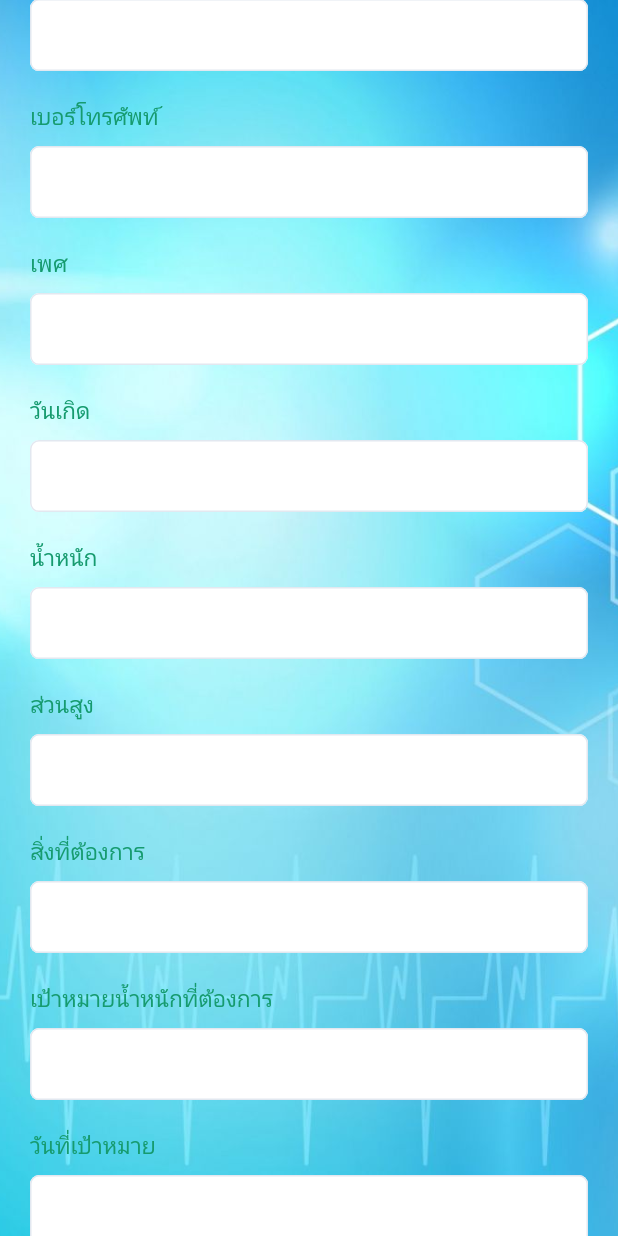
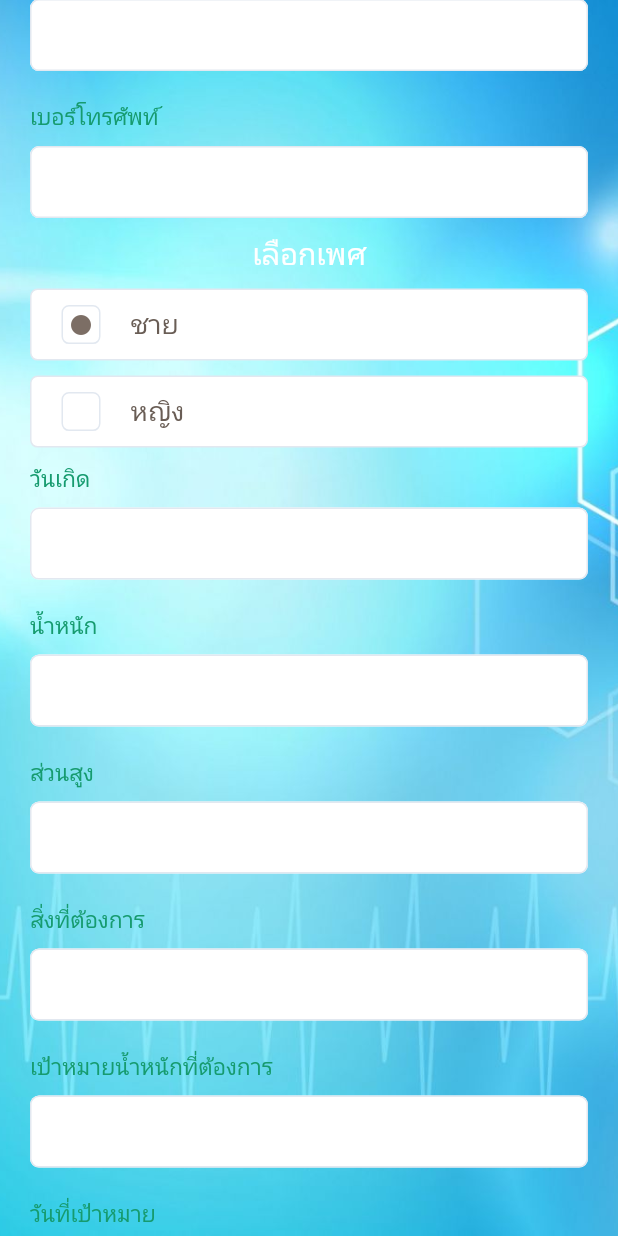
Before and after one commit to Teddymalaju123/healthmeflutter, a Flutter app: the register screen opened directly, scrolled down 576 dp, on a phone screen of 412 x 824 dp. Run offline on Flutter 3.47's test engine with Material 2 defaults, Android fonts, the phone set to English and light mode, and no system bars; our stand-ins replace babstrap_settings_screen, dio, persistent_bottom_nav_bar; Roboto replaces fonts that are missing (donut, rsubold).

Commit message:
customradio

```diff
--- a/lib/main.dart
+++ b/lib/main.dart
@@ -14,6 +14,7 @@ class MyApp extends StatelessWidget {
     return MaterialApp(
         title: 'Flutter Demo',
         theme: ThemeData(
+          fontFamily: 'rsubold',
           // This is the theme of your application.
           //
           // Try running your application with "flutter run". You'll see the
--- a/lib/src/features/authentication/model/register.dart
+++ b/lib/src/features/authentication/model/register.dart
@@ -5,6 +5,7 @@ import 'package:flutter/src/widgets/framework.dart';
 import 'package:flutter/src/widgets/placeholder.dart';
 import 'package:flutterapphealthme/src/features/authentication/model/user_info.dart';
 
+import '../../../widget/CustomRadio.dart';
 import '../../routing/navigator.dart';
 
 class register extends StatefulWidget {
@@ -31,6 +32,8 @@ class _registerState extends State<register> {
   TextEditingController dateoftarget = new TextEditingController();
   TextEditingController wayoptiion = new TextEditingController();
   TextEditingController typeuser = new TextEditingController();
+  int sex = 0;
+  int userType = 0;
   final dio = Dio();
   List<UserInfo> userData = [];
 
@@ -46,7 +49,7 @@ class _registerState extends State<register> {
       "firstname": firstname.text,
       "lastname": lastname.text,
       "phonenumber": phonenumber.text,
-      "gender": gender.text,
+      "gender": sex == 0 ? "ชาย" : "หญิง",
       "dateofbirth": dateofbirth.text,
       "weight": weight.text,
       "height": height.text,
@@ -54,22 +57,17 @@ class _registerState extends State<register> {
       "targetweight": targetweight.text,
       "dateoftarget": dateoftarget.text,
       "wayoption": wayoptiion.text,
-      "typeuser": typeuser.text
+      "typeuser": userType == 0 ? "1" : "2",
+      "usertype": userType == 0 ? "USER" : "TRAINER"
     });
     if (response.statusCode == 200) {
-      List<UserInfo> data = [];
-      var forEach = response.data.forEach((element) {
-        data.add(UserInfo.fromJson(element));
-      });
-      setState(() {
-        userData = data;
-      });
+      goToMain();
     }
-    if (userData != null && userData.isNotEmpty) {
-      goToMain();
-    } else {
-      noti(context);
-    }
+    // if (userData != null && userData.isNotEmpty) {
+    //   goToMain();
+    // } else {
+    //   noti(context);
+    // }
 
     print(response);
   }
@@ -344,41 +342,41 @@ class _registerState extends State<register> {
     );
   }
 
-  Widget _entryFieldGender(String title) {
-    return Container(
-      margin: EdgeInsets.symmetric(vertical: 10),
-      child: Column(
-        crossAxisAlignment: CrossAxisAlignment.start,
-        children: <Widget>[
-          Text(
-            title,
-            style: TextStyle(
-                fontFamily: 'rsubold',
-                fontSize: 15,
-                color: Color.fromARGB(255, 22, 155, 111)),
-          ),
-          SizedBox(
-            height: 10,
-          ),
-          TextField(
-              controller: gender,
-              decoration: InputDecoration(
-                  contentPadding: EdgeInsets.only(left: 10),
-                  border: InputBorder.none,
-                  fillColor: Colors.white,
-                  focusedBorder: OutlineInputBorder(
-                    borderSide: const BorderSide(color: Color(0xff6E8786)),
-                    borderRadius: BorderRadius.all(Radius.circular(6)),
-                  ),
-                  enabledBorder: OutlineInputBorder(
-                    borderSide: BorderSide(color: Color(0xffE2E8F0)),
-                    borderRadius: BorderRadius.all(Radius.circular(6)),
-                  ),
-                  filled: true))
-        ],
-      ),
-    );
-  }
+  // Widget _entryFieldGender(String title) {
+  //   return Container(
+  //     margin: EdgeInsets.symmetric(vertical: 10),
+  //     child: Column(
+  //       crossAxisAlignment: CrossAxisAlignment.start,
+  //       children: <Widget>[
+  //         Text(
+  //           title,
+  //           style: TextStyle(
+  //               fontFamily: 'rsubold',
+  //               fontSize: 15,
+  //               color: Color.fromARGB(255, 22, 155, 111)),
+  //         ),
+  //         SizedBox(
+  //           height: 10,
+  //         ),
+  //         TextField(
+  //             controller: gender,
+  //             decoration: InputDecoration(
+  //                 contentPadding: EdgeInsets.only(left: 10),
+  //                 border: InputBorder.none,
+  //                 fillColor: Colors.white,
+  //                 focusedBorder: OutlineInputBorder(
+  //                   borderSide: const BorderSide(color: Color(0xff6E8786)),
+  //                   borderRadius: BorderRadius.all(Radius.circular(6)),
+  //                 ),
+  //                 enabledBorder: OutlineInputBorder(
+  //                   borderSide: BorderSide(color: Color(0xffE2E8F0)),
+  //                   borderRadius: BorderRadius.all(Radius.circular(6)),
+  //                 ),
+  //                 filled: true))
+  //       ],
+  //     ),
+  //   );
+  // }
 
   Widget _entryFieldDateofbirth(String title) {
     return Container(
@@ -725,7 +723,39 @@ class _registerState extends State<register> {
         _entryFieldFirstname("ชื่อจริง"),
         _entryFieldLastname("นามสกุล"),
         _entryFieldPhonenumber("เบอร์โทรศัพท์"),
-        _entryFieldGender("เพศ"),
+        Padding(
+          padding: const EdgeInsets.only(bottom: 10),
+          child: Text(
+            "เลือกเพศ",
+            style: TextStyle(
+                fontFamily: 'donut',
+                fontSize: 20,
+                color: Color.fromARGB(255, 255, 255, 255)),
+          ),
+        ),
+        CustomRadio(
+          name: 'ชาย',
+          value: 0,
+          groupValue: sex,
+          onChanged: (value, name) {
+            setState(() {
+              sex = value;
+            });
+          },
+        ),
+        SizedBox(
+          height: 10,
+        ),
+        CustomRadio(
+          name: 'หญิง',
+          value: 1,
+          groupValue: sex,
+          onChanged: (value, name) {
+            setState(() {
+              sex = value;
+            });
+          },
+        ),
         _entryFieldDateofbirth("วันเกิด"),
         _entryFieldWeight("น้ำหนัก"),
         _entryFieldHeight("ส่วนสูง"),
@@ -733,7 +763,39 @@ class _registerState extends State<register> {
         _entryFieldTargetwieght("เป้าหมายน้ำหนักที่ต้องการ"),
         _entryFieldDateoftarget("วันที่เป้าหมาย"),
         _entryFieldWayoption("วิธีการที่ต้องการ"),
-        _entryFieldTypeUser("ประเภทที่ต้องการสมัคร")
+        Padding(
+          padding: const EdgeInsets.only(bottom: 10),
+          child: Text(
+            "ประเภทผู้เข้าใช้งาน",
+            style: TextStyle(
+                fontFamily: 'donut',
+                fontSize: 20,
+                color: Color.fromARGB(255, 255, 255, 255)),
+          ),
+        ),
+        CustomRadio(
+          name: 'ผู้ใช้',
+          value: 0,
+          groupValue: userType,
+          onChanged: (value, name) {
+            setState(() {
+              userType = value;
+            });
+          },
+        ),
+        SizedBox(
+          height: 10,
+        ),
+        CustomRadio(
+          name: 'เทรนเนอร์',
+          value: 1,
+          groupValue: userType,
+          onChanged: (value, name) {
+            setState(() {
+              userType = value;
+            });
+          },
+        ),
       ],
     );
   }
--- a/lib/src/features/routing/navigator.dart
+++ b/lib/src/features/routing/navigator.dart
@@ -1,6 +1,7 @@
 import 'package:flutter/cupertino.dart';
 import 'package:flutter/material.dart';
 import 'package:flutterapphealthme/src/features/authentication/model/register.dart';
+import 'package:flutterapphealthme/src/features/setting/setting.dart';
 import 'package:persistent_bottom_nav_bar/persistent_tab_view.dart';
 import '../main/home.dart';
 
@@ -63,7 +64,7 @@ class _NavigationMenuBarState extends State<NavigationMenuBar> {
 
   List<Widget> _buildScreens() {
     return [
-      Home(), register(), Home(), Home()
+      Home(), register(), Home(), Setting()
       // MainList(),
       // Test()
     ];
--- /dev/null
+++ b/lib/src/widget/CustomRadio.dart
@@ -0,0 +1,90 @@
+import 'package:flutter/material.dart';
+
+class CustomRadio extends StatefulWidget {
+  final int value;
+  final String? type;
+  final String name;
+  final int groupValue;
+  final Function(int, String) onChanged;
+  late final bool validate;
+  CustomRadio(
+      {Key? key,
+      this.type = 'radio',
+      required this.value,
+      required this.groupValue,
+      required this.name,
+      required this.onChanged,
+      this.validate = false})
+      : super(key: key);
+
+  @override
+  _CustomRadioState createState() => _CustomRadioState();
+}
+
+class _CustomRadioState extends State<CustomRadio> {
+  @override
+  Widget build(BuildContext context) {
+    bool selected = (widget.value == widget.groupValue);
+    double c_width = MediaQuery.of(context).size.width * 0.6;
+    return InkWell(
+      onTap: () {
+        // widget.validate = true;
+        widget.onChanged(widget.value, widget.name);
+      },
+      child: Container(
+        decoration: BoxDecoration(
+            border: Border.all(
+                width: 1,
+                color:
+                    widget.validate == false ? Color(0xffE2E8F0) : Colors.red),
+            borderRadius: const BorderRadius.all(
+              Radius.circular(5.0),
+            ),
+            color: Colors.white),
+        child: Padding(
+          padding: EdgeInsets.fromLTRB(16, 6, 8, 6),
+          child: Row(
+            children: [
+              Container(
+                  margin: EdgeInsets.all(4),
+                  padding: EdgeInsets.all(4),
+                  decoration: BoxDecoration(
+                    border: Border.all(
+                        width: 1,
+                        color: widget.validate == false
+                            ? Color(0xffE2E8F0)
+                            : Colors.red),
+                    borderRadius: const BorderRadius.all(
+                      Radius.circular(5.0),
+                    ),
+                  ),
+                  child: Icon(
+                    selected
+                        ? (widget.type == 'radio'
+                            ? Icons.circle
+                            : Icons.check_box)
+                        : null,
+                    size: widget.type == 'radio' ? 16 : 18,
+                    color: selected ? Color(0xff7C6E65) : Colors.grey[200],
+                  )),
+              Padding(
+                padding: EdgeInsets.only(left: 16),
+                child: Wrap(
+                  children: [
+                    Text(
+                      widget.name.toString(),
+                      style: TextStyle(
+                          fontWeight: FontWeight.w400,
+                          fontSize: 18,
+                          color: Color(0xff695D55)),
+                    ),
+                  ],
+                ),
+              ),
+            ],
+          ),
+        ),
+      ),
+    );
+  }
+}
--- a/pubspec.yaml
+++ b/pubspec.yaml
@@ -37,6 +37,8 @@ dependencies:
   cupertino_icons: ^1.0.2
   dio: ^5.0.3
   persistent_bottom_nav_bar: ^5.0.2
+  babstrap_settings_screen: ^0.1.5+1
+  flutter_settings_screens: ^0.2.2+1
 
 dev_dependencies:
   flutter_test:
```
Also changed, not shown: lib/src/features/authentication/login.dart (+47 -0 lines), lib/src/features/setting/setting.dart (added, +78 -0 lines), pubspec.lock, 1 other file.
